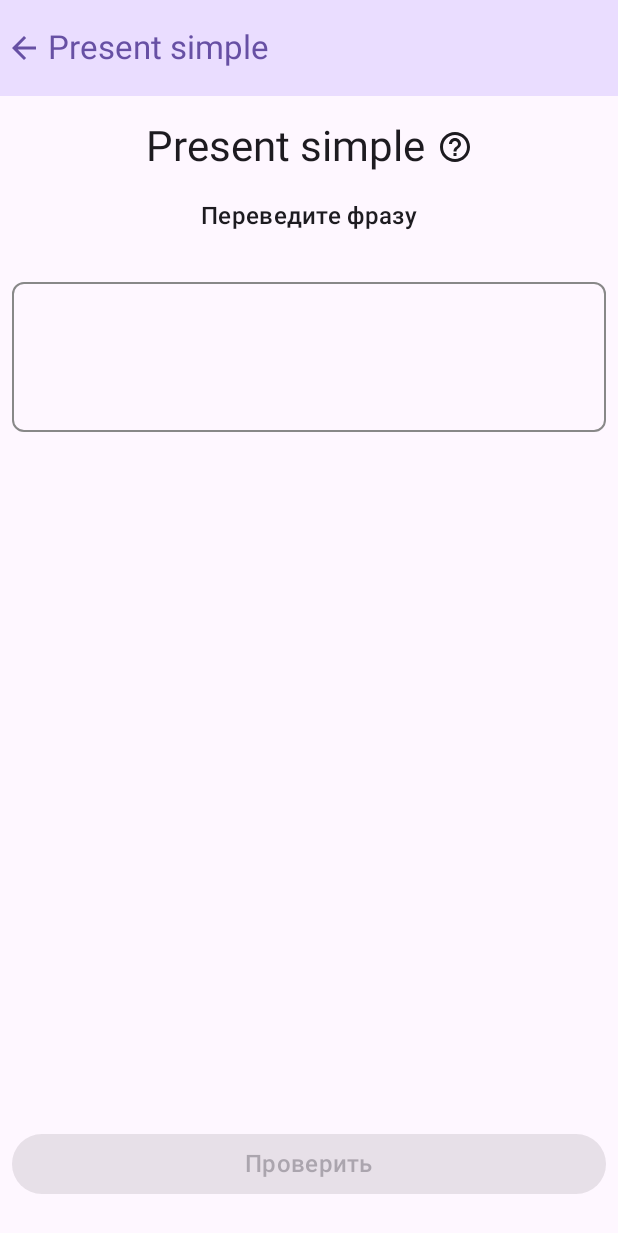
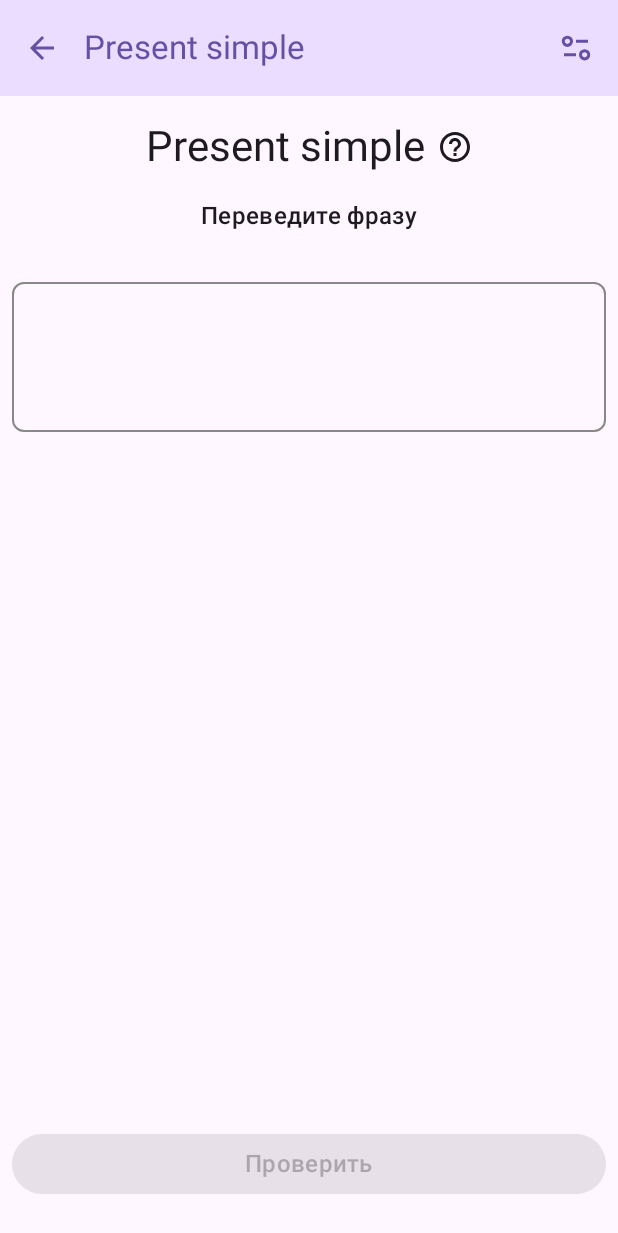
Before and after one commit to sergeisieedugin/Serotonin_English, an Android app built with Jetpack Compose: the GuessView screen opened through its navigation route, on a phone screen of 412 x 824 dp. Shown: the top 1233 px of the screen. Run offline under Robolectric (Android 15) with nearby library versions, the phone set to English and light mode, and no system bars; our stand-ins replace livedata-compose.

Commit message:
Доделана навигация

```diff
--- a/app/src/main/java/com/example/serotoninenglish20/MainActivity.kt
+++ b/app/src/main/java/com/example/serotoninenglish20/MainActivity.kt
@@ -25,6 +25,7 @@ class MainActivity : ComponentActivity() {
         super.onCreate(savedInstanceState)
         val topicViewModel: TopicViewModel by viewModels()
         val guessViewModel: GuessViewModel by viewModels()
+
         setContent {
             AppTheme {
                 // A surface container using the 'background' color from the theme
@@ -33,14 +34,21 @@ class MainActivity : ComponentActivity() {
                     color = MaterialTheme.colorScheme.background
                 ) {
                     val navController = rememberNavController()
-                    NavHost(navController = navController, startDestination = "guess_view"){
+                    NavHost(
+                        navController = navController,
+                        startDestination = "topics_view"
+                    ){
                         composable("topics_view"){
                             TopicsView(topicViewModel = topicViewModel){
-                                navController.navigate("")
+                                guessViewModel.themePath = it
+                                guessViewModel.fetchSentence()
+                                navController.navigate("guess_view")
                             }
                         }
                         composable("guess_view"){
-                            GuessView(guessViewModel)
+                            GuessView(guessViewModel){
+                                navController.navigate("topics_view")
+                            }
                         }
                     }
                 }
--- a/app/src/main/java/com/example/serotoninenglish20/api/ApiService.kt
+++ b/app/src/main/java/com/example/serotoninenglish20/api/ApiService.kt
@@ -7,11 +7,11 @@ import com.example.serotoninenglish20.screens.guess.Sentence
 import com.example.serotoninenglish20.screens.topics.Topic
 import retrofit2.Retrofit
 import retrofit2.converter.gson.GsonConverterFactory
-import retrofit2.http.Body
 import retrofit2.http.Field
 import retrofit2.http.FormUrlEncoded
 import retrofit2.http.GET
 import retrofit2.http.POST
+import retrofit2.http.Path
 
 
 private const val BASE_URL = "http://english.serotonin.site/api/"
@@ -25,8 +25,10 @@ interface ApiService {
     @GET("themes/all")
     suspend fun getTopics(): List<Topic>
 
-    @GET("sentences/present-simple")
-    suspend fun getSentence(): Sentence
+    @GET("sentences/{theme}")
+    suspend fun getSentence(
+        @Path("theme") theme: String
+    ): Sentence
 
     @GET("sentences/types")
     suspend fun getFilters(): Filters
--- a/app/src/main/java/com/example/serotoninenglish20/screens/guess/GuessModel.kt
+++ b/app/src/main/java/com/example/serotoninenglish20/screens/guess/GuessModel.kt
@@ -1,8 +1,6 @@
 package com.example.serotoninenglish20.screens.guess
 
 import com.google.gson.annotations.SerializedName
-import kotlinx.serialization.SerialName
-import kotlinx.serialization.Serializable
 
 
 
@@ -10,7 +8,7 @@ data class Types(
     @SerializedName(value= "id")
     val identification: Int,
     @SerializedName(value = "title")
-    val titleName: String
+    val titleName: String,
 )
 
 
--- a/app/src/main/java/com/example/serotoninenglish20/screens/guess/GuessView.kt
+++ b/app/src/main/java/com/example/serotoninenglish20/screens/guess/GuessView.kt
@@ -1,5 +1,6 @@
 package com.example.serotoninenglish20.screens.guess
 
+import android.util.Log
 import androidx.compose.foundation.BorderStroke
 import androidx.compose.foundation.background
 import androidx.compose.foundation.border
@@ -23,15 +24,19 @@ import androidx.compose.foundation.shape.RoundedCornerShape
 import androidx.compose.material.icons.Icons
 import androidx.compose.material.icons.filled.ArrowBack
 import androidx.compose.material.icons.filled.HelpOutline
+import androidx.compose.material3.AlertDialog
 import androidx.compose.material3.Button
 import androidx.compose.material3.ButtonDefaults
+import androidx.compose.material3.Checkbox
 import androidx.compose.material3.ExperimentalMaterial3Api
 import androidx.compose.ui.Modifier
 import androidx.compose.material3.Icon
+import androidx.compose.material3.IconButton
 import androidx.compose.material3.MaterialTheme
 import androidx.compose.material3.ModalBottomSheet
 import androidx.compose.material3.Scaffold
 import androidx.compose.material3.Text
+import androidx.compose.material3.TextButton
 import androidx.compose.material3.TopAppBar
 import androidx.compose.material3.TopAppBarDefaults.topAppBarColors
 import androidx.compose.material3.rememberModalBottomSheetState
@@ -48,20 +53,24 @@ import androidx.compose.ui.graphics.Color
 import androidx.compose.ui.res.dimensionResource
 import androidx.compose.ui.res.painterResource
 import androidx.compose.ui.res.stringResource
-import androidx.compose.ui.tooling.preview.Preview
 import androidx.compose.ui.unit.dp
+import androidx.compose.ui.unit.em
 import androidx.compose.ui.unit.sp
 import androidx.lifecycle.viewModelScope
-import androidx.lifecycle.viewmodel.compose.viewModel
 import com.example.serotoninenglish20.R
 import kotlinx.coroutines.launch
 
 
 @Composable
-fun GuessView(guessViewModel: GuessViewModel = viewModel()) {
+fun GuessView(guessViewModel: GuessViewModel, navigate: () -> Unit) {
     val guessSentence by guessViewModel.guessItems.observeAsState()
 
+
     var showBottomSheet by rememberSaveable {
+        mutableStateOf(false)
+    }
+
+    var showFilterDialog by rememberSaveable {
         mutableStateOf(false)
     }
 
@@ -83,10 +92,12 @@ fun GuessView(guessViewModel: GuessViewModel = viewModel()) {
 
     Scaffold(
         topBar = {
-            TopBar()
+            TopBar(
+                { showFilterDialog = true},
+                { navigate() }
+            )
         }
     ) { contentPadding ->
-
         Column(
             modifier = Modifier
                 .fillMaxSize()
@@ -174,13 +185,17 @@ fun GuessView(guessViewModel: GuessViewModel = viewModel()) {
                     }
                 }
             }
+            FilterDialog(GuessViewModel(), showFilterDialog, {
+                showFilterDialog = !showFilterDialog
+            })
             InfoBottomSheet(guessViewModel, showBottomSheet) {
                 showBottomSheet = !showBottomSheet
             }
-           ValidBottomSheet(isAnswerValid = isAnswerValid, showValidBottomSheet = showValidBottomSheet,
-               {guessViewModel.fetchSentence()},
-               {showValidBottomSheet = !showValidBottomSheet}
-               )
+            ValidBottomSheet(isAnswerValid = isAnswerValid,
+                showValidBottomSheet = showValidBottomSheet,
+                { guessViewModel.fetchSentence() },
+                { showValidBottomSheet = !showValidBottomSheet }
+            )
         }
     }
 }
@@ -188,7 +203,7 @@ fun GuessView(guessViewModel: GuessViewModel = viewModel()) {
 
 @OptIn(ExperimentalMaterial3Api::class)
 @Composable
-fun TopBar() {
+fun TopBar(openFilters: () -> Unit, navigate: () -> Unit) {
     TopAppBar(
         colors = topAppBarColors(
             containerColor = MaterialTheme.colorScheme.primaryContainer,
@@ -196,12 +211,96 @@ fun TopBar() {
             navigationIconContentColor = MaterialTheme.colorScheme.primary
         ),
         navigationIcon = {
-            Icon(imageVector = Icons.Default.ArrowBack, contentDescription = null)
+            IconButton(
+                onClick = { navigate() }) {
+                Icon(imageVector = Icons.Default.ArrowBack, contentDescription = null)
+            }
         },
         title = {
             Text("Present simple")
         },
+        actions = {
+            IconButton(onClick = { openFilters() }) {
+                Icon(
+                    painter = painterResource(id = R.drawable.page_info_24px),
+                    tint = MaterialTheme.colorScheme.primary,
+                    contentDescription = null
+                )
+            }
+        }
     )
+}
+
+@Composable
+fun FilterDialog(guessViewModel: GuessViewModel, showFilterDialog: Boolean, onClose: () -> Unit) {
+    val filters by guessViewModel.guessFilters.observeAsState()
+    val filterState by guessViewModel.filterState
+
+    if (showFilterDialog) {
+        AlertDialog(
+            icon = {
+                Icon(
+                    painter = painterResource(id = R.drawable.page_info_24px),
+                    contentDescription = null,
+                    modifier = Modifier
+                        .size(32.dp)
+                )
+            },
+            title = {
+                Text(text = "Фильтры")
+            },
+            text = {
+                Column {
+                    Text(
+                        text = stringResource(id = R.string.choose_sentence_type)
+                    )
+
+                    filters?.types?.forEach { filter ->
+                        Row(
+                            verticalAlignment = Alignment.CenterVertically
+                        ) {
+                            Checkbox(
+                                checked = filterState[filter.titleName] == true,
+                                onCheckedChange = {
+                                    guessViewModel.filterState.value = filterState.plus(mapOf(
+                                        filter.titleName to it
+                                    ))
+                                    Log.d("1234", guessViewModel.filterState.toString())
+                                }
+                            )
+                            Text(
+                                text = filter.titleName,
+                                lineHeight = 1.2.em,
+                                style = MaterialTheme.typography.bodyLarge
+                            )
+                        }
+                    }
+                }
+            },
+            onDismissRequest = {
+                onClose()
+            },
+            confirmButton = {
+                TextButton(
+                    onClick = {
+
+                    }
+                ) {
+                    Text("Сохранить")
+                }
+            },
+            dismissButton = {
+                TextButton(
+                    onClick = {
+                        onClose()
+                    }
+                ) {
+                    Text("Отменить")
+                }
+            }
+        )
+    }
+
 }
 
 @OptIn(ExperimentalMaterial3Api::class)
@@ -209,6 +308,7 @@ fun TopBar() {
 fun InfoBottomSheet(guessViewModel: GuessViewModel, showBottomSheet: Boolean, onClose: () -> Unit) {
     val description by guessViewModel.sentenceDescription.observeAsState()
     val sheetState = rememberModalBottomSheetState()
+
 
     if (showBottomSheet) {
         ModalBottomSheet(
@@ -268,7 +368,12 @@ fun InfoBottomSheet(guessViewModel: GuessViewModel, showBottomSheet: Boolean, on
 
 @OptIn(ExperimentalMaterial3Api::class)
 @Composable
-fun ValidBottomSheet(isAnswerValid: Boolean?, showValidBottomSheet: Boolean, getSentence: () -> Unit, onClose: () -> Unit) {
+fun ValidBottomSheet(
+    isAnswerValid: Boolean?,
+    showValidBottomSheet: Boolean,
+    getSentence: () -> Unit,
+    onClose: () -> Unit
+) {
     val sheetState = rememberModalBottomSheetState()
     if (showValidBottomSheet) {
         ModalBottomSheet(
@@ -287,8 +392,8 @@ fun ValidBottomSheet(isAnswerValid: Boolean?, showValidBottomSheet: Boolean, get
                         top = 32.dp
                     )
             ) {
-                if (isAnswerValid == false){
-                    Row (
+                if (isAnswerValid == false) {
+                    Row(
                         verticalAlignment = Alignment.CenterVertically
                     ) {
                         Icon(
@@ -300,7 +405,7 @@ fun ValidBottomSheet(isAnswerValid: Boolean?, showValidBottomSheet: Boolean, get
                                 .padding(end = dimensionResource(id = R.dimen.padding_small))
                         )
                         Text(
-                            text = "Не верно",
+                            text = stringResource(id = R.string.invalid),
                             style = MaterialTheme.typography.headlineMedium
                         )
                     }
@@ -335,7 +440,7 @@ fun ValidBottomSheet(isAnswerValid: Boolean?, showValidBottomSheet: Boolean, get
                             style = MaterialTheme.typography.titleMedium
                         )
                     }
-                } else{
+                } else {
                     Row(
                         verticalAlignment = Alignment.CenterVertically
                     ) {
@@ -348,7 +453,7 @@ fun ValidBottomSheet(isAnswerValid: Boolean?, showValidBottomSheet: Boolean, get
                                 .padding(end = dimensionResource(id = R.dimen.padding_small))
                         )
                         Text(
-                            text = "Верно",
+                            text = stringResource(id = R.string.valid),
                             style = MaterialTheme.typography.headlineMedium
                         )
                     }
@@ -409,10 +514,3 @@ fun Chips(
         }
     }
 }
-
-
-@Preview
-@Composable
-fun guessPreview() {
-    GuessView(guessViewModel = GuessViewModel())
-}
--- a/app/src/main/java/com/example/serotoninenglish20/screens/guess/GuessViewModel.kt
+++ b/app/src/main/java/com/example/serotoninenglish20/screens/guess/GuessViewModel.kt
@@ -2,6 +2,7 @@ package com.example.serotoninenglish20.screens.guess
 
 import android.util.Log
 import androidx.compose.runtime.mutableStateListOf
+import androidx.compose.runtime.mutableStateOf
 import androidx.lifecycle.LiveData
 import androidx.lifecycle.MutableLiveData
 import androidx.lifecycle.ViewModel
@@ -14,6 +15,11 @@ class GuessViewModel : ViewModel() {
     private val _guessItems = MutableLiveData<Sentence>()
     val guessItems: LiveData<Sentence> = _guessItems
 
+    var themePath: String = ""
+
+    var filterState = mutableStateOf(mapOf<String, Boolean>())
+
+
     var words: MutableList<String> = mutableStateListOf()
     var chosenWords: MutableList<String> = mutableStateListOf()
 
@@ -24,15 +30,10 @@ class GuessViewModel : ViewModel() {
     private val _guessFilters = MutableLiveData<Filters>()
     val guessFilters: LiveData<Filters> = _guessFilters
 
-
-    init {
-        fetchSentence()
-    }
-
     fun fetchSentence() {
         viewModelScope.launch {
             try {
-                _guessItems.value = Api.retrofitService.getSentence()
+                _guessItems.value = Api.retrofitService.getSentence(themePath)
                 chosenWords.clear()
                 words.clear()
                 words.addAll(_guessItems.value!!.wordsToChoose.toMutableList())
@@ -46,6 +47,14 @@ class GuessViewModel : ViewModel() {
         viewModelScope.launch {
             try {
                 _guessFilters.value = Api.retrofitService.getFilters()
+
+                val state = mutableMapOf<String, Boolean>()
+                _guessFilters.value!!.types.forEach {
+                    state[it.titleName] = true
+                }
+
+                filterState.value = state
+
                 Log.d("FiltersMessage", "Done")
             } catch (e: Exception) {
                 Log.d("FilterMessage", e.message.toString())
--- /dev/null
+++ b/app/src/main/res/drawable-nodpi/page_info_24px.xml
@@ -0,0 +1,10 @@
+<vector xmlns:android="http://schemas.android.com/apk/res/android"
+    android:width="24dp"
+    android:height="24dp"
+    android:viewportWidth="960"
+    android:viewportHeight="960"
+    android:tint="?attr/colorControlNormal">
+  <path
+      android:fillColor="@android:color/white"
+      android:pathData="M710,810Q647,810 603.5,766.5Q560,723 560,660Q560,597 603.5,553.5Q647,510 710,510Q773,510 816.5,553.5Q860,597 860,660Q860,723 816.5,766.5Q773,810 710,810ZM710,730Q739,730 759.5,709.5Q780,689 780,660Q780,631 759.5,610.5Q739,590 710,590Q681,590 660.5,610.5Q640,631 640,660Q640,689 660.5,709.5Q681,730 710,730ZM160,700L160,620L480,620L480,700L160,700ZM250,450Q187,450 143.5,406.5Q100,363 100,300Q100,237 143.5,193.5Q187,150 250,150Q313,150 356.5,193.5Q400,237 400,300Q400,363 356.5,406.5Q313,450 250,450ZM250,370Q279,370 299.5,349.5Q320,329 320,300Q320,271 299.5,250.5Q279,230 250,230Q221,230 200.5,250.5Q180,271 180,300Q180,329 200.5,349.5Q221,370 250,370ZM480,340L480,260L800,260L800,340L480,340ZM710,660Q710,660 710,660Q710,660 710,660Q710,660 710,660Q710,660 710,660Q710,660 710,660Q710,660 710,660Q710,660 710,660Q710,660 710,660ZM250,300Q250,300 250,300Q250,300 250,300Q250,300 250,300Q250,300 250,300Q250,300 250,300Q250,300 250,300Q250,300 250,300Q250,300 250,300Z"/>
+</vector>
--- a/app/src/main/res/values/strings.xml
+++ b/app/src/main/res/values/strings.xml
@@ -4,4 +4,7 @@
     <string name="translate">Переведите фразу</string>
     <string name="answer">Правильный ответ:</string>
     <string name="continue_button">Продолжить</string>
+    <string name="invalid">Неверно</string>
+    <string name="valid">Верно</string>
+    <string name="choose_sentence_type">Выберите тип предложений:</string>
 </resources>
```
Also changed, not shown: app/src/main/java/com/example/serotoninenglish20/screens/topics/TopicModel.kt (+3 -4 lines), app/src/main/java/com/example/serotoninenglish20/screens/topics/TopicView.kt (+13 -8 lines).
